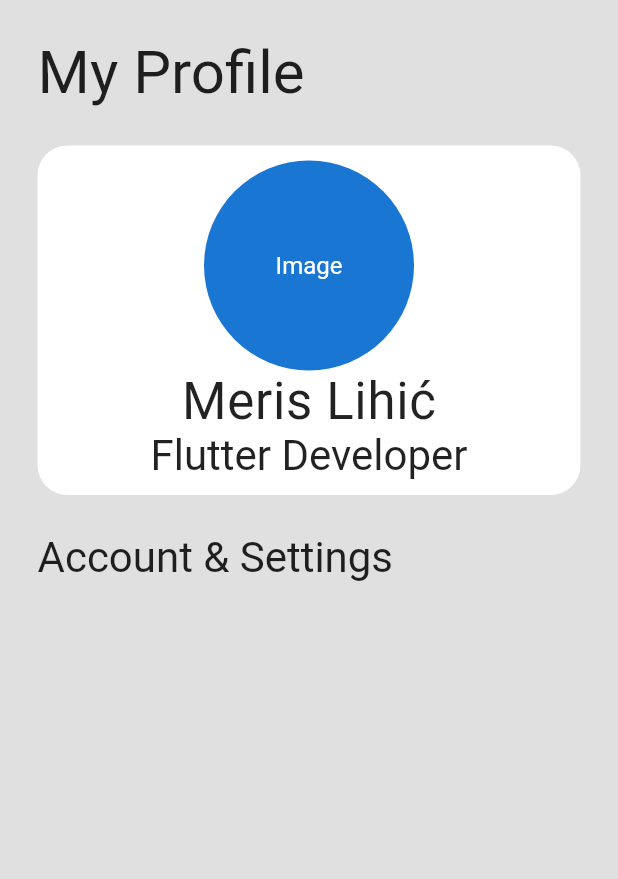
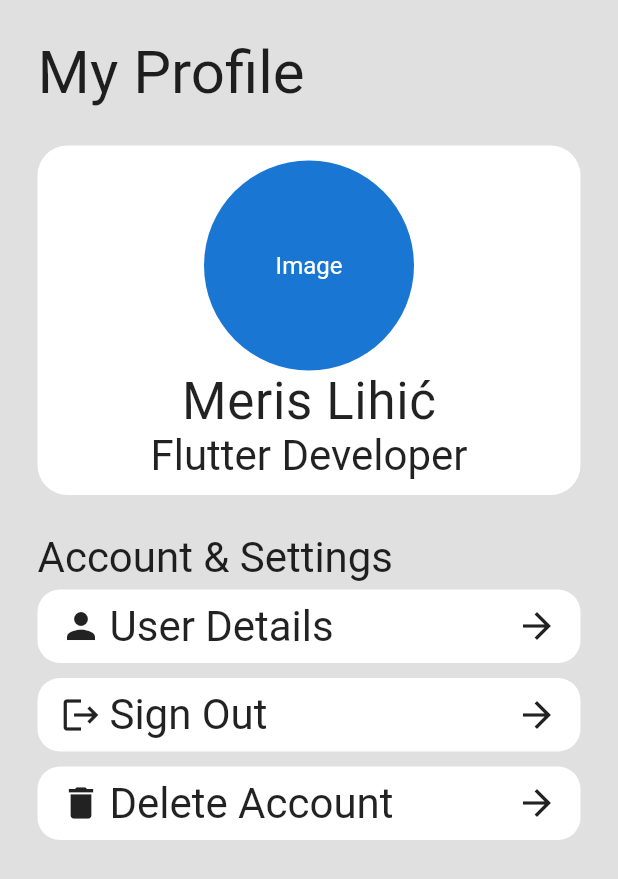
Before and after one commit to Warty71/code-master, a Flutter app: the UserPage screen opened directly, on a phone screen of 412 x 824 dp. Shown: the top 879 px of the screen. Run offline on Flutter 3.47's test engine with Material 2 defaults, Android fonts, the phone set to English and light mode, and no system bars; our stand-ins replace bloc, easy_localization, firebase_auth, firebase_core, firebase_database, flutter_bloc and 5 more; accounts and stored records are empty.

Commit message:
Database, DetailsPage Basics, UserPage Basics, SignOut, Delete Account etc.

```diff
--- a/lib/bloc/auth_bloc.dart
+++ b/lib/bloc/auth_bloc.dart
@@ -1,11 +1,12 @@
 // ignore_for_file: avoid_print
 
 import 'package:bloc/bloc.dart';
+import 'package:code_master/handlers/firebase_handlers/database_handlers.dart';
 import 'package:firebase_auth/firebase_auth.dart';
 
 import '../handlers/firebase_handlers/auth_handlers.dart';
 
-enum AuthEvent { google, apple, facebook, signOut }
+enum AuthEvent { google, apple, facebook, signOut, delete }
 
 class AuthState {
   final User? user;
@@ -32,6 +33,7 @@ class AuthState {
 
 class AuthBloc extends Bloc<AuthEvent, AuthState> {
   final AuthHandler authHandler = AuthHandler();
+  final DatabaseHandler databaseHandler = DatabaseHandler();
 
   AuthBloc()
       : super(AuthState(
@@ -46,11 +48,16 @@ class AuthBloc extends Bloc<AuthEvent, AuthState> {
             emit(state.copyWith(loadingMethod: AuthEvent.google));
             userCredential = await authHandler.signIn(AuthType.google);
             user = userCredential.user;
+            await databaseHandler.saveUserData(user!);
             break;
 
           case AuthEvent.signOut:
             await authHandler.signOut();
             user = null;
+            break;
+
+          case AuthEvent.delete:
+            await authHandler.deleteUser();
             break;
 
           default:
--- /dev/null
+++ b/lib/components/user_tile.dart
@@ -0,0 +1,64 @@
+import 'package:flutter/material.dart';
+import 'package:google_fonts/google_fonts.dart';
+
+class UserTile extends StatelessWidget {
+  final String title;
+  final Icon icon;
+  final void Function()? onTap;
+  const UserTile(
+      {super.key,
+      required this.title,
+      required this.icon,
+      required this.onTap});
+
+  @override
+  Widget build(BuildContext context) {
+    return Padding(
+      padding: const EdgeInsets.symmetric(vertical: 5),
+      child: Ink(
+        decoration: BoxDecoration(
+          borderRadius: BorderRadius.circular(15),
+          color: Colors.white,
+        ),
+        child: InkWell(
+          borderRadius: BorderRadius.circular(15),
+          onTap: () async {
+            onTap!();
+          },
+          child: Container(
+            decoration: BoxDecoration(
+              borderRadius: BorderRadius.circular(15),
+              color: Colors.transparent,
+            ),
+            child: Padding(
+              padding: const EdgeInsets.symmetric(horizontal: 15, vertical: 8),
+              child: Row(
+                mainAxisAlignment: MainAxisAlignment.spaceBetween,
+                children: [
+                  Row(
+                    children: [
+                      icon,
+                      const SizedBox(
+                        width: 5,
+                      ),
+                      Text(
+                        title,
+                        style: GoogleFonts.roadRage(
+                          fontSize: 28,
+                        ),
+                      ),
+                    ],
+                  ),
+                  const Icon(
+                    Icons.arrow_forward,
+                    size: 28,
+                  ),
+                ],
+              ),
+            ),
+          ),
+        ),
+      ),
+    );
+  }
+}
--- a/lib/constants/app_constants.dart
+++ b/lib/constants/app_constants.dart
@@ -24,7 +24,8 @@ class AppConstants {
   // * IMAN
   static final appIman = App(
     name: "IMAN",
-    description: "Description",
+    description:
+        "Lorem Ipsum is simply dummy text of the printing and typesetting industry. Lorem Ipsum has been the industry's standard dummy text ever since the 1500s, when an unknown printer took a galley of type and scrambled it to make a type specimen book. It has survived not only five centuries, but also the leap into electronic typesetting, remaining essentially unchanged. It was popularised in the 1960s with the release of Letraset sheets containing Lorem Ipsum passages, and more recently with desktop publishing software like Aldus PageMaker including versions of Lorem Ipsum.",
     imagePath: "assets/images/app_logos/iman.jpg",
     client: "Adnan \nMuratovic",
     releaseDateAndroid: "123",
--- a/lib/models/users_model.dart
+++ b/lib/models/users_model.dart
@@ -11,11 +11,13 @@ class Users {
   String id;
   String userName;
   String email;
+  String lastLogin;
 
   Users({
     required this.id,
     required this.userName,
     required this.email,
+    required this.lastLogin,
   });
 
   factory Users.fromJson(Map<String, dynamic> json) {
@@ -23,6 +25,7 @@ class Users {
       id: json['id'],
       userName: json['userName'],
       email: json['email'],
+      lastLogin: json['lastLogin'],
     );
   }
 
@@ -31,6 +34,7 @@ class Users {
       'id': id,
       'userName': userName,
       'email': email,
+      'lastLogin': lastLogin,
     };
   }
 }
--- a/lib/pages/filler_page.dart
+++ b/lib/pages/filler_page.dart
@@ -5,8 +5,9 @@ class FillerPage extends StatelessWidget {
 
   @override
   Widget build(BuildContext context) {
-    return const Scaffold(
-      body: Center(
+    return Scaffold(
+      backgroundColor: Colors.grey.shade300,
+      body: const Center(
         child: Text("Filler Page"),
       ),
     );
--- a/lib/pages/intro_page.dart
+++ b/lib/pages/intro_page.dart
@@ -24,7 +24,7 @@ class IntroPage extends StatelessWidget {
                 mainAxisAlignment: MainAxisAlignment.spaceBetween,
                 children: [
                   Text(
-                    "DART RAPID CRAFT",
+                    "CODE MASTER",
                     style: GoogleFonts.roadRage(
                       color: AppConstants.textColor,
                       fontSize: 34,
--- a/lib/pages/user_page.dart
+++ b/lib/pages/user_page.dart
@@ -1,5 +1,10 @@
 import 'package:flutter/material.dart';
+import 'package:flutter_bloc/flutter_bloc.dart';
+import 'package:go_router/go_router.dart';
 import 'package:google_fonts/google_fonts.dart';
+
+import '../bloc/auth_bloc.dart';
+import '../components/user_tile.dart';
 
 class UserPage extends StatelessWidget {
   const UserPage({super.key});
@@ -86,7 +91,30 @@ class UserPage extends StatelessWidget {
                     color: Colors.white,
                     borderRadius: BorderRadius.circular(25),
                   ),
-                )
+                ),
+
+                // * ListView
+                UserTile(
+                  title: "User Details",
+                  icon: const Icon(Icons.person, size: 28),
+                  onTap: () {
+                    context.push("/cv");
+                  },
+                ),
+                UserTile(
+                  title: "Sign Out",
+                  icon: const Icon(Icons.logout, size: 28),
+                  onTap: () {
+                    BlocProvider.of<AuthBloc>(context).add(AuthEvent.signOut);
+                  },
+                ),
+                UserTile(
+                  title: "Delete Account",
+                  icon: const Icon(Icons.delete, size: 28),
+                  onTap: () {
+                    BlocProvider.of<AuthBloc>(context).add(AuthEvent.delete);
+                  },
+                ),
               ],
             ),
           ),
--- a/lib/services/firebase_services/auth_services.dart
+++ b/lib/services/firebase_services/auth_services.dart
@@ -23,4 +23,8 @@ class FirebaseAuthServices {
   Future<void> signOut() async {
     await FirebaseAuth.instance.signOut();
   }
+
+  Future<void> deleteUser() async {
+    await FirebaseAuth.instance.currentUser!.delete();
+  }
 }
--- a/pubspec.yaml
+++ b/pubspec.yaml
@@ -35,6 +35,7 @@ dependencies:
   # The following adds the Cupertino Icons font to your application.
   # Use with the CupertinoIcons class for iOS style icons.
   bloc: ^8.1.2
+  card_swiper: ^3.0.1
   cupertino_icons: ^1.0.2
   easy_localization: ^3.0.3
   firebase_analytics: ^10.5.0
@@ -42,12 +43,13 @@ dependencies:
   firebase_core: ^2.15.0
   firebase_database: ^10.2.4
   flutter_bloc: ^8.1.3
+  flutter_snake_navigationbar: ^0.6.1
   flutter_spinkit: ^5.2.0
   go_router: ^10.1.2
   google_sign_in: ^6.1.4
   google_fonts: ^5.1.0
   rename: ^3.0.0
-  flutter_snake_navigationbar: ^0.6.1
+
 
 dev_dependencies:
   flutter_test:
```
Also changed, not shown: lib/handlers/firebase_handlers/auth_handlers.dart (+11 -0 lines), lib/pages/cv_page.dart (added, +10 -0 lines), lib/pages/details_page.dart (+35 -18 lines), lib/router/app_router.dart (+7 -0 lines), lib/services/firebase_services/database_services.dart (+9 -6 lines), lib/firebase_options.dart, pubspec.lock, 5 other files.
